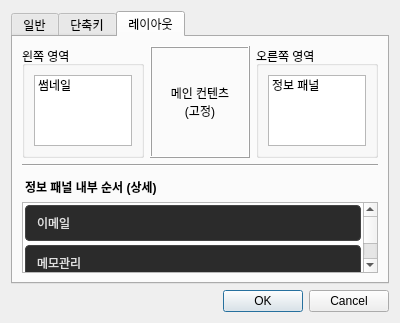
This is ui/config_dialog.ui in Glen-Lee-glitch/new_viewer as Qt 5 draws it before an edit. The edited form follows.
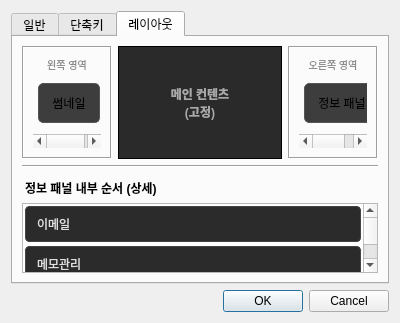
This is the edited form. The open tabs and pages were chosen to show the change.

Commit message:
feat: Restore frame-based layout preview in config_dialog.ui with draggable items
   - Re-implement the three-column layout (Left, Fixed Center, Right) using QFrames.
   - Use styled QListWidgets inside Left and Right containers to allow dragging 'Thumbnail' and
     'Information Panel' between them.
   - Ensure 'Main Content' remains a fixed central element.
   - Maintain the internal info panel ordering list at the bottom.

Diff of the .ui file:
```diff
--- a/ui/config_dialog.ui
+++ b/ui/config_dialog.ui
@@ -84,15 +84,41 @@
       </attribute>
       <layout class="QVBoxLayout" name="verticalLayout_layout_main">
        <item>
-        <layout class="QHBoxLayout" name="horizontalLayout_layout_containers">
+        <layout class="QHBoxLayout" name="horizontalLayout_layout_preview" stretch="1,2,1">
          <item>
-          <widget class="QGroupBox" name="groupBox_left_container">
-           <property name="title">
-            <string>왼쪽 영역</string>
+          <widget class="QFrame" name="frame_left_container">
+           <property name="frameShape">
+            <enum>QFrame::Box</enum>
            </property>
-           <layout class="QVBoxLayout" name="verticalLayout_left">
+           <property name="frameShadow">
+            <enum>QFrame::Sunken</enum>
+           </property>
+           <layout class="QVBoxLayout" name="verticalLayout_left_container">
+            <item>
+             <widget class="QLabel" name="label_left_title">
+              <property name="text">
+               <string>왼쪽 영역</string>
+              </property>
+              <property name="alignment">
+               <set>Qt::AlignCenter</set>
+              </property>
+              <property name="styleSheet">
+               <string>font-size: 10px; color: #888;</string>
+              </property>
+             </widget>
+            </item>
             <item>
              <widget class="QListWidget" name="listWidget_layout_left">
+              <property name="styleSheet">
+               <string>QListWidget { background: transparent; border: none; }
+QListWidget::item { 
+    background-color: #3d3d3d; 
+    border: 1px solid #555; 
+    border-radius: 5px; 
+    margin: 5px; 
+    padding: 10px; 
+}</string>
+              </property>
               <property name="dragEnabled">
                <bool>true</bool>
               </property>
@@ -109,6 +135,9 @@
                <property name="text">
                 <string>썸네일</string>
                </property>
+               <property name="textAlignment">
+                <set>Qt::AlignCenter</set>
+               </property>
               </item>
              </widget>
             </item>
@@ -117,17 +146,14 @@
          </item>
          <item>
           <widget class="QFrame" name="frame_layout_content">
-           <property name="minimumSize">
-            <size>
-             <width>100</width>
-             <height>0</height>
-            </size>
-           </property>
            <property name="frameShape">
             <enum>QFrame::Box</enum>
            </property>
            <property name="frameShadow">
-            <enum>QFrame::Raised</enum>
+            <enum>QFrame::Plain</enum>
+           </property>
+           <property name="styleSheet">
+            <string>background-color: #2a2a2a;</string>
            </property>
            <layout class="QVBoxLayout" name="verticalLayout_content">
             <item>
@@ -139,19 +165,48 @@
               <property name="alignment">
                <set>Qt::AlignCenter</set>
               </property>
+              <property name="styleSheet">
+               <string>font-weight: bold; color: #aaa;</string>
+              </property>
              </widget>
             </item>
            </layout>
           </widget>
          </item>
          <item>
-          <widget class="QGroupBox" name="groupBox_right_container">
-           <property name="title">
-            <string>오른쪽 영역</string>
+          <widget class="QFrame" name="frame_right_container">
+           <property name="frameShape">
+            <enum>QFrame::Box</enum>
            </property>
-           <layout class="QVBoxLayout" name="verticalLayout_right">
+           <property name="frameShadow">
+            <enum>QFrame::Sunken</enum>
+           </property>
+           <layout class="QVBoxLayout" name="verticalLayout_right_container">
+            <item>
+             <widget class="QLabel" name="label_right_title">
+              <property name="text">
+               <string>오른쪽 영역</string>
+              </property>
+              <property name="alignment">
+               <set>Qt::AlignCenter</set>
+              </property>
+              <property name="styleSheet">
+               <string>font-size: 10px; color: #888;</string>
+              </property>
+             </widget>
+            </item>
             <item>
              <widget class="QListWidget" name="listWidget_layout_right">
+              <property name="styleSheet">
+               <string>QListWidget { background: transparent; border: none; }
+QListWidget::item { 
+    background-color: #3d3d3d; 
+    border: 1px solid #555; 
+    border-radius: 5px; 
+    margin: 5px; 
+    padding: 10px; 
+}</string>
+              </property>
               <property name="dragEnabled">
                <bool>true</bool>
               </property>
@@ -168,6 +223,9 @@
                <property name="text">
                 <string>정보 패널</string>
                </property>
+               <property name="textAlignment">
+                <set>Qt::AlignCenter</set>
+               </property>
               </item>
              </widget>
             </item>
```
Left out of the diff: 2 changed lines with no effect on the pictures.
